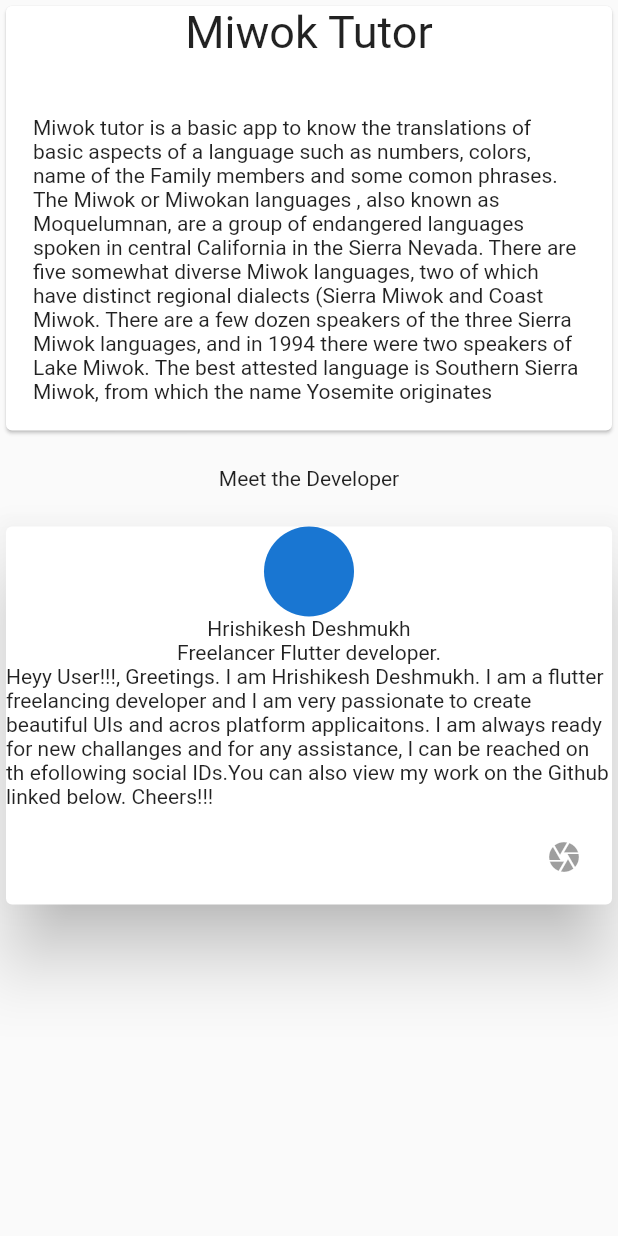
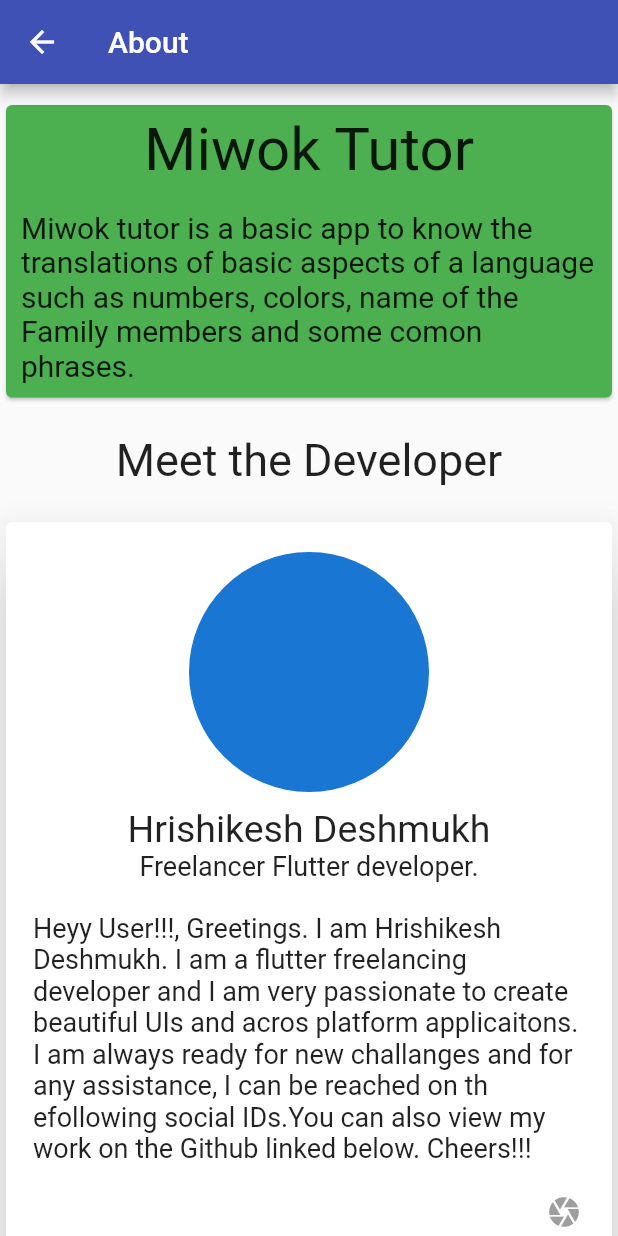
Before and after one commit to hrishikeshd10/FlutterMiwok, a Flutter app: the screen it shows after launch, after a tap on the "info" icon, on a phone screen of 412 x 824 dp. Run offline on Flutter 3.47's test engine with Material 2 defaults, Android fonts, the phone set to English and light mode, and no system bars.

Commit message:
addded the about page.

```diff
--- a/flutter_tutor/lib/About.dart
+++ b/flutter_tutor/lib/About.dart
@@ -1,50 +1,68 @@
 import 'package:flutter/material.dart';
 
-class About extends StatelessWidget {
+
+class About extends StatelessWidget{
+  double radius = 9.0;
   @override
   Widget build(BuildContext context) {
+    // TODO: implement build
     return Scaffold(
-      body: new Column(
+      appBar: new AppBar(title: Text('About'),),
+      body: new ListView(
         children: <Widget>[
+
+      new Column(
+        children: <Widget>[
+          Padding(padding: new EdgeInsets.only(bottom: 10.0),),
           new Card(
+
+            color: Colors.green,
               child: Column(
             children: <Widget>[
               new Row(
                 mainAxisAlignment: MainAxisAlignment.center,
                 children: <Widget>[
+                  Padding(padding: EdgeInsets.only(bottom: 60.0),),
                   Text(
                     'Miwok Tutor',
-                    style: TextStyle(fontSize: 30.0),
+                    style: TextStyle(fontSize:40.0),
                   )
                 ],
               ),
-              new Padding(
-                padding: EdgeInsets.only(bottom: 20.0),
-              ),
+             /* new Padding(
+                padding: EdgeInsets.only(bottom: 5.0),
+              ),*/
               new Container(
-                padding: EdgeInsets.all(18.0),
+                padding: EdgeInsets.all(10.0),
                 child: Text(
-                    'Miwok tutor is a basic app to know the translations of basic aspects of a language such as numbers, colors, name of the Family members and some comon phrases. The Miwok or Miwokan languages , also known as Moquelumnan, are a group of endangered languages spoken in central California in the Sierra Nevada. There are five somewhat diverse Miwok languages, two of which have distinct regional dialects (Sierra Miwok and Coast Miwok. There are a few dozen speakers of the three Sierra Miwok languages, and in 1994 there were two speakers of Lake Miwok. The best attested language is Southern Sierra Miwok, from which the name Yosemite originates'),
-              )
+                    'Miwok tutor is a basic app to know the translations of basic aspects of a language such as numbers, colors, name of the Family members and some comon phrases.'
+                    ,style: TextStyle(fontSize: 20.0),),
+                    )
             ],
           )),
           new Padding(
             padding: EdgeInsets.only(bottom: 20.0),
           ),
-          new Text('Meet the Developer'),
+          new Text('Meet the Developer',style: TextStyle(fontSize: 30.0),),
           Padding(padding: EdgeInsets.only(bottom: 20.0),),
           new Card(elevation: 20.0,
           child: Column(
             mainAxisSize: MainAxisSize.min,
             children: <Widget>[
-              new CircleAvatar(radius: 30.0,),
-              new Text('Hrishikesh Deshmukh',textAlign: TextAlign.center,),
-              new Text('Freelancer Flutter developer.'),
-              new Text('Heyy User!!!, Greetings. I am Hrishikesh Deshmukh. I am a flutter freelancing developer and I am very passionate to create beautiful UIs and acros platform applicaitons. I am always ready for new challanges and for any assistance, I can be reached on th efollowing social IDs.You can also view my work on the Github linked below. Cheers!!!' ),
-              new ButtonTheme.bar(
+              Padding(padding: EdgeInsets.only(bottom: 20.0),),
+              new CircleAvatar(radius: 80.0,),
+              Padding(padding: EdgeInsets.only(bottom: 10.0),),
+              new Text('Hrishikesh Deshmukh',textAlign: TextAlign.center,style: TextStyle(fontSize: 25.0),),
+              Padding(padding: EdgeInsets.only(bottom: 0.0),),
+              new Text('Freelancer Flutter developer.',style: TextStyle(fontSize: 18.0)),
+              Padding(padding: EdgeInsets.only(bottom: 10.0),),
+             new Padding(padding: EdgeInsets.only(top:10.0,right: 18.0,left: 18.0),
+             child:new Text('Heyy User!!!, Greetings. I am Hrishikesh Deshmukh. I am a flutter freelancing developer and I am very passionate to create beautiful UIs and acros platform applicaitons. I am always ready for new challanges and for any assistance, I can be reached on th efollowing social IDs.You can also view my work on the Github linked below. Cheers!!!'
+              ,textAlign: TextAlign.left,softWrap: true,style: TextStyle(fontSize: 18.0,),) ,) ,
+               new ButtonTheme.bar(
                 child: ButtonBar(
                   children: <Widget>[
-                    new IconButton(icon: Icon(Icons.camera),)
+                    new IconButton(icon: Icon(Icons.camera),alignment: Alignment.center,)
                   ],
                 ),
               )
@@ -54,6 +72,11 @@ class About extends StatelessWidget {
           )
         ],
       ),
+
+        ],
+        shrinkWrap: true,
+      ),
     );
   }
+
 }
--- a/flutter_tutor/lib/MyHomePage.dart
+++ b/flutter_tutor/lib/MyHomePage.dart
@@ -1,5 +1,10 @@
 import 'package:flutter/material.dart';
 import 'About.dart';
+import 'modules/Numbers.dart';
+import 'modules/Family.dart';
+import 'modules/Colors.dart';
+import 'modules/Phrases.dart';
+
 
 class MyHomePage extends StatefulWidget {
   @override
@@ -37,6 +42,16 @@ TabController controller;
         ],
       ) ,),
 
+      body: new TabBarView(
+        controller: controller,
+        children: <Widget>[
+          new  Numbers(),
+          new Family(),
+          new Colorss(),
+          new Phrases()
+        ],
+      ),
+
     );
   }
 }
--- a/flutter_tutor/lib/main.dart
+++ b/flutter_tutor/lib/main.dart
@@ -9,6 +9,7 @@ class MyApp extends StatelessWidget {
   @override
   Widget build(BuildContext context) {
     return MaterialApp(
+      debugShowCheckedModeBanner: false,
       theme: ThemeData(
         primaryColor: Colors.indigo,
 
--- a/flutter_tutor/lib/modules/Colors.dart
+++ b/flutter_tutor/lib/modules/Colors.dart
@@ -24,12 +24,13 @@ class _ColorssState extends State<Colorss> {
   Widget build(BuildContext context) {
     return new Scaffold(
       body: new ListView.builder(
+        itemCount: data.length ,
         itemBuilder: (context,i){
            return Column(children: <Widget>[
              new Divider(height: 3.0,),
              new ListTile(
-               leading: Icon(Icons.play_arrow),
-               trailing: new CircleAvatar(backgroundColor: data[i].col),
+               leading: new CircleAvatar(backgroundColor: data[i].col),
+               trailing: Icon(Icons.play_arrow),
                title: Text(data[i].miwok,style: TextStyle(fontSize: 20.0),),
                subtitle: Text(data[i].english),
                contentPadding: EdgeInsets.symmetric(vertical: 18.0,horizontal: 18.0),
--- a/flutter_tutor/lib/modules/Family.dart
+++ b/flutter_tutor/lib/modules/Family.dart
@@ -25,12 +25,13 @@ class _FamilyState extends State<Family> {
   Widget build(BuildContext context) {
     return new Scaffold(
       body: new ListView.builder(
+        itemCount: data.length,
         itemBuilder: (context,i){
            return Column(children: <Widget>[
              new Divider(height: 3.0,),
              new ListTile(
-               leading: Icon(Icons.play_arrow),
-               trailing: new CircleAvatar(backgroundColor: Colors.green,),
+               leading: new CircleAvatar(backgroundColor: Colors.green,),
+               trailing: Icon(Icons.play_arrow),
                title: Text(data[i].miwok,style: TextStyle(fontSize: 20.0),),
                subtitle: Text(data[i].english),
                contentPadding: EdgeInsets.symmetric(vertical: 18.0,horizontal: 18.0),
--- a/flutter_tutor/lib/modules/Numbers.dart
+++ b/flutter_tutor/lib/modules/Numbers.dart
@@ -17,7 +17,7 @@ class _NumbersState extends State<Numbers> {
         new numbers("seven", "kenekaku"),
         new numbers("eight", "kawinta"),
         new numbers("nine", "wo'e"),
-        new numbers("ten", "na'aacha")
+        new numbers("ten", "na'aacha"),
 
   ];
 
@@ -25,12 +25,13 @@ class _NumbersState extends State<Numbers> {
   Widget build(BuildContext context) {
     return new Scaffold(
       body: new ListView.builder(
+        itemCount: data.length,
         itemBuilder: (context,i){
            return Column(children: <Widget>[
              new Divider(height: 3.0,),
              new ListTile(
-               leading: Icon(Icons.play_arrow),
-               trailing: new CircleAvatar(backgroundColor: Colors.green,),
+               leading: new CircleAvatar(backgroundColor: Colors.green,),
+               trailing: Icon(Icons.play_arrow) ,
                title: Text(data[i].miwok,style: TextStyle(fontSize: 20.0),),
                subtitle: Text(data[i].english),
                contentPadding: EdgeInsets.symmetric(vertical: 18.0,horizontal: 18.0),
--- a/flutter_tutor/lib/modules/Phrases.dart
+++ b/flutter_tutor/lib/modules/Phrases.dart
@@ -26,12 +26,12 @@ List<phrases> data = [
   Widget build(BuildContext context) {
     return new Scaffold(
       body: new ListView.builder(
+        itemCount: data.length,
         itemBuilder: (context,i){
            return Column(children: <Widget>[
              new Divider(height: 3.0,),
              new ListTile(
-               leading: Icon(Icons.play_arrow),
-               trailing: new CircleAvatar(backgroundColor: Colors.green,),
+               trailing: Icon(Icons.play_arrow),
                title: Text(data[i].miwok,style: TextStyle(fontSize: 20.0),),
                subtitle: Text(data[i].english),
                contentPadding: EdgeInsets.symmetric(vertical: 18.0,horizontal: 18.0),
```
